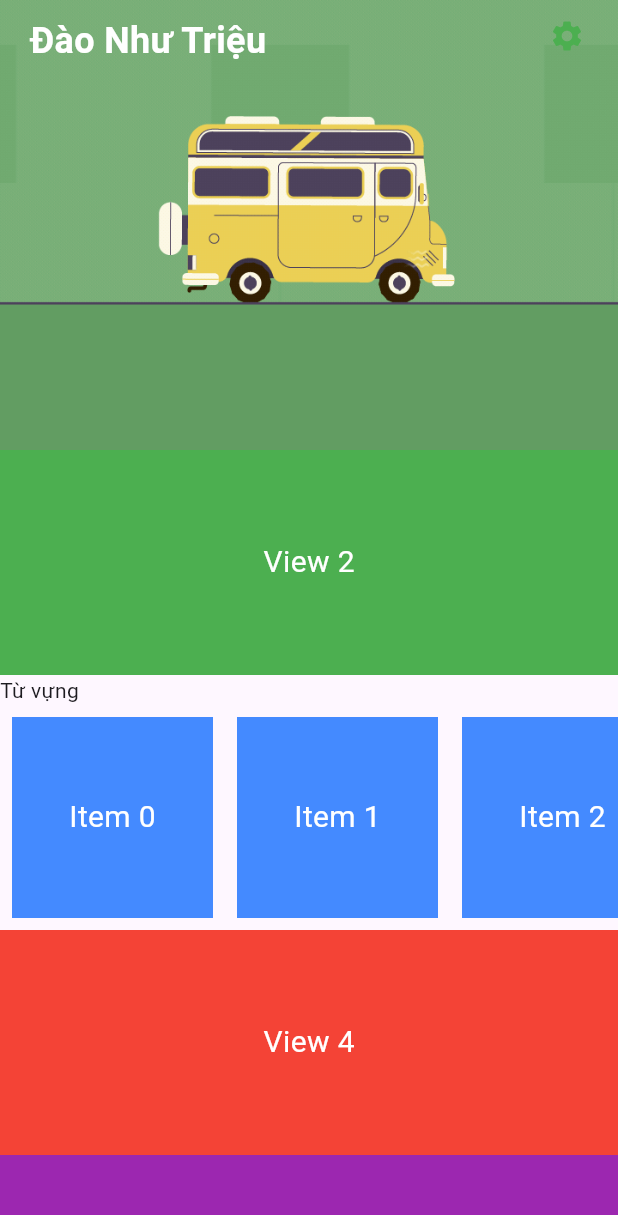
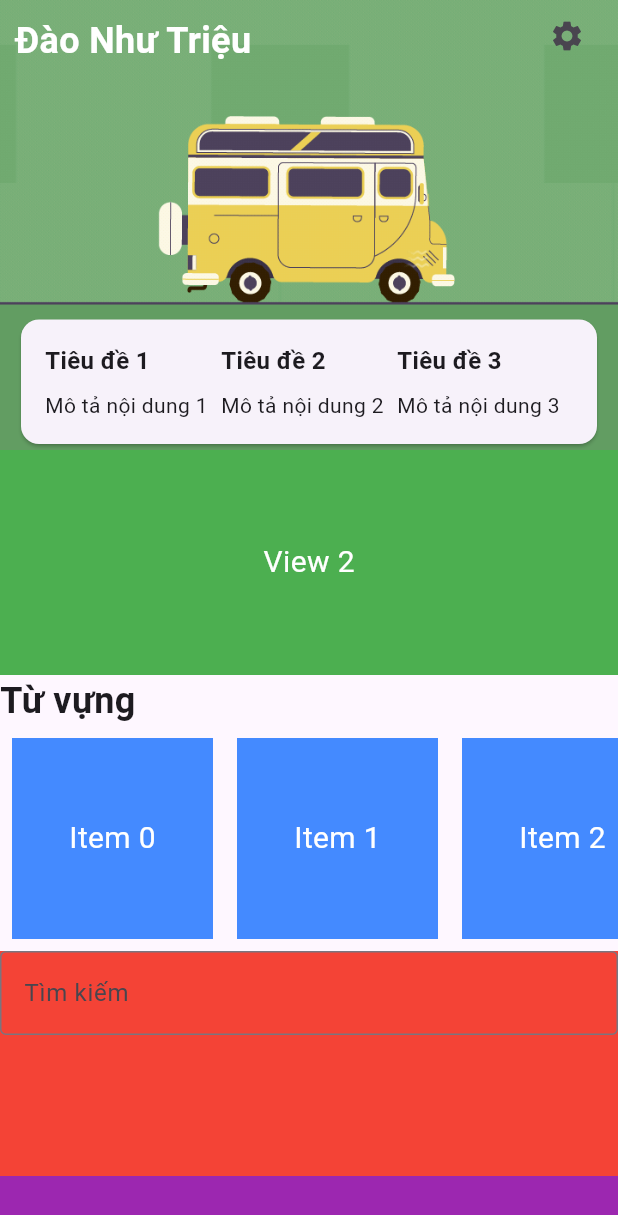
Before and after one commit to VIPCODE03/lap_english, a Flutter app: the HomeScreen widget shown alone on an empty page, opened directly, on a phone screen of 412 x 824 dp. Shown: the top 1215 px of the screen. Run offline on Flutter 3.47's test engine with Material 3 defaults, Android fonts, the light colour scheme and no system bars; our stand-ins replace flutter_bloc, fluttertoast, sqflite; accounts and stored records are empty; Roboto replaces fonts that are missing (Georgia).

Commit message:
Daonhutrieu (#11)
,,

---------

Co-authored-by: Đào Như Triệu <daonhutrieu15052003>

```diff
--- a/lib/ui/screens/HomeScreen.dart
+++ b/lib/ui/screens/HomeScreen.dart
@@ -22,7 +22,8 @@ class HomeScreen extends StatelessWidget {
           const Text(
               "Từ vựng",
             style: TextStyle(
-              fontFamily: ''
+              fontSize: 24,
+              fontWeight: FontWeight.w700,
             ),
           ),
           Container(
@@ -33,7 +34,17 @@ class HomeScreen extends StatelessWidget {
           Container(
             height: 150,
             color: Colors.red,
-            child: Center(child: Text('View 4', style: TextStyle(color: Colors.white, fontSize: 20))),
+              child: TextField(
+                cursorColor: Colors.grey,
+                decoration: const InputDecoration(
+                  border: OutlineInputBorder(),
+                  fillColor: Colors.white,
+                  labelText: 'Tìm kiếm',
+                ),
+                onChanged: (text) {
+                  print('Text changed to: $text');
+                },
+              )
           ),
           Container(
             height: 150,
--- a/lib/ui/widgets/home_widgets/Row1.dart
+++ b/lib/ui/widgets/home_widgets/Row1.dart
@@ -9,11 +9,10 @@ class Row1 extends StatelessWidget {
       home: Scaffold(
         body: Stack(
           children: [
-            // Hình ảnh toàn màn hình
             Container(
               decoration: const BoxDecoration(
                 image: DecorationImage(
-                  image: AssetImage('assets/images/cover2.gif'),
+                  image: AssetImage('assets/images/cover2.gif'),  //->  Thay đổi hình nền ở đây
                   fit: BoxFit.cover,
                 ),
               ),
@@ -22,7 +21,7 @@ class Row1 extends StatelessWidget {
             //TEXT họ tên ------------------------------------------------------
             const Positioned(
               top: 10,
-              left: 20,
+              left: 10,
               child: Text(
                 "Đào Như Triệu",
                 style: TextStyle(
@@ -36,15 +35,77 @@ class Row1 extends StatelessWidget {
 
             //ICONBUTTON settings ----------------------------------------------
             Positioned(
-              top: 0,
               right: 10,
               child:
               IconButton(
                 icon: const Icon(Icons.settings),
-                color: Colors.green,
+
                 onPressed: () {
                   print("Icon button pressed");
                 },
+              ),
+            ),
+
+            Positioned(
+              bottom: 0,
+              right: 10,
+              left: 10,
+              child: Card(
+                child: Center(
+                  child: Container(
+                    width: 500,
+                    // Chiều rộng của thẻ
+                    padding: const EdgeInsets.all(16),
+                    // Khoảng cách bên trong thẻ
+                    child: const Row(
+                      mainAxisAlignment: MainAxisAlignment.spaceBetween,
+                      children: [
+                        Expanded(
+                          child: Column(
+                            crossAxisAlignment: CrossAxisAlignment.start,
+                            children: [
+                              Text(
+                                "Tiêu đề 1",
+                                style: TextStyle(
+                                    fontWeight: FontWeight.bold, fontSize: 16),
+                              ),
+                              SizedBox(height: 8),
+                              Text("Mô tả nội dung 1"),
+                            ],
+                          ),
+                        ),
+                        Expanded(
+                          child: Column(
+                            crossAxisAlignment: CrossAxisAlignment.start,
+                            children: [
+                              Text(
+                                "Tiêu đề 2",
+                                style: TextStyle(
+                                    fontWeight: FontWeight.bold, fontSize: 16),
+                              ),
+                              SizedBox(height: 8),
+                              Text("Mô tả nội dung 2"),
+                            ],
+                          ),
+                        ),
+                        Expanded(
+                          child: Column(
+                            crossAxisAlignment: CrossAxisAlignment.start,
+                            children: [
+                              Text(
+                                "Tiêu đề 3",
+                                style: TextStyle(
+                                    fontWeight: FontWeight.bold, fontSize: 16),
+                              ),
+                              SizedBox(height: 8),
+                              Text("Mô tả nội dung 3"),
+                            ],
+                          ),
+                        ),
+                      ],
+                    ),
+                  ),
+                ),
               ),
             ),
           ],
```
